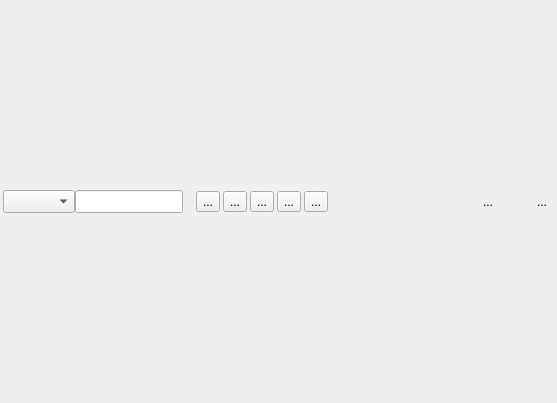
Above: scanpopup.ui from goldendict/goldendict before the change. Below: the same form after it.
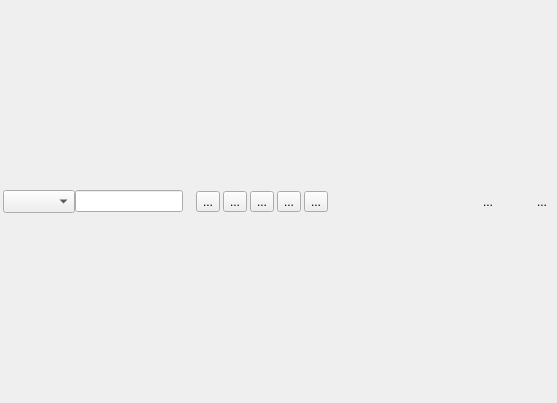
That is the form after the change. Icons and pictures are not drawn. Custom widgets are drawn as their Qt base class.

Commit message:
Allow shrinking scan popup's toolbar height
Before this commit, when group combobox was visible, the Alt+- shortcut
reduced the heights of group combobox and translate line in the main
window, but not in scan popup. These UI elements in scan popup did not
become lower than at the time scan popup was constructed.

Applying the solution from the main window fixes this bug (#1108).

```diff
--- a/scanpopup.ui
+++ b/scanpopup.ui
@@ -83,7 +83,7 @@
            <item>
             <widget class="TranslateBox" name="translateBox">
              <property name="sizePolicy">
-              <sizepolicy hsizetype="Preferred" vsizetype="Preferred">
+              <sizepolicy hsizetype="Preferred" vsizetype="Fixed">
                <horstretch>0</horstretch>
                <verstretch>0</verstretch>
               </sizepolicy>
```
The commit also changes 1 other file.
